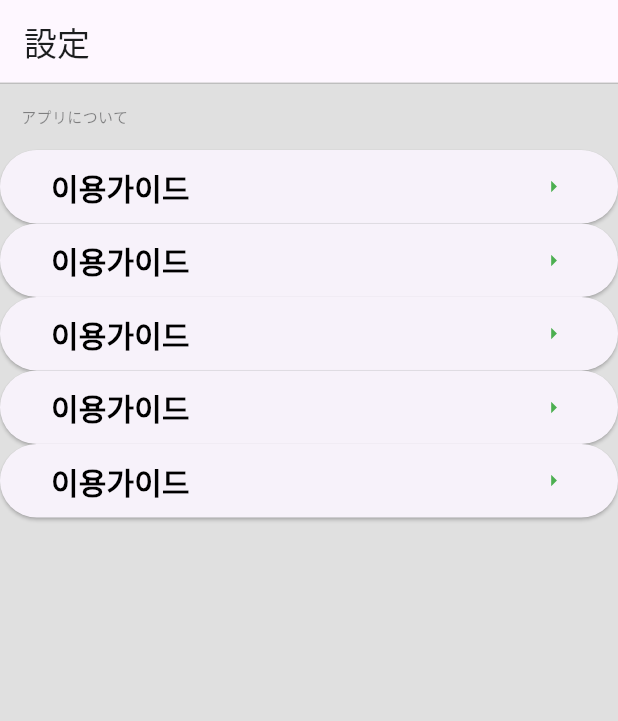
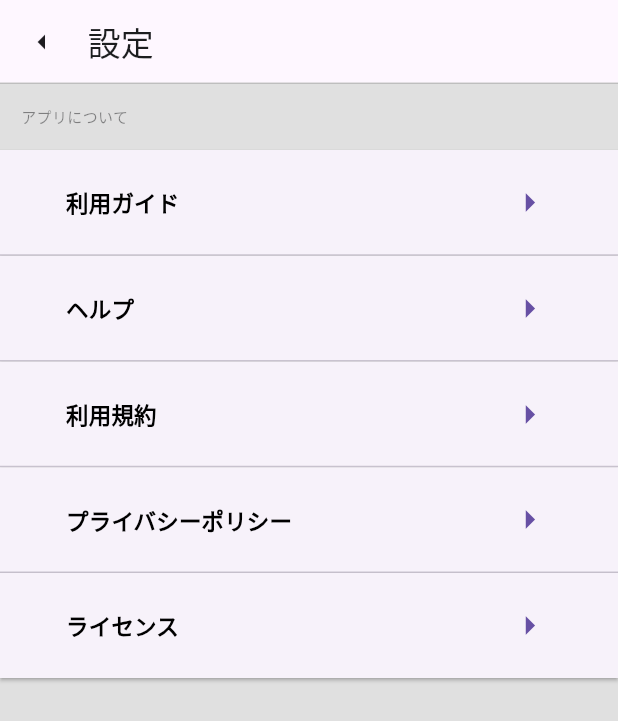
Before and after one commit to cableguy123/cafeproject-mobile-, a Flutter app: the screen it shows after launch, on a phone screen of 412 x 824 dp. Shown: the top 721 px of the screen. Run offline on Flutter 3.47's test engine with Material 3 defaults, Android fonts, the phone set to English and light mode, and no system bars.

Commit message:
setting画面デザイン完了

```diff
--- a/lib/Data/SettingModel.dart
+++ b/lib/Data/SettingModel.dart
@@ -2,8 +2,7 @@ class SettingModel {
   const SettingModel(this.title);
   final String title;
 }
-
-const settingList = [
+var settingList = [
   "利用ガイド",
   "ヘルプ",
   "利用規約",
--- a/lib/screen/settingDetail.dart
+++ b/lib/screen/settingDetail.dart
@@ -9,6 +9,14 @@ class settingDetails extends StatelessWidget {
       debugShowCheckedModeBanner: false,
       home: Scaffold(
         appBar: AppBar(
+          centerTitle: false,
+          titleSpacing: 2.5,
+          leading: IconButton(
+            icon: const Icon(Icons.arrow_left),
+            onPressed: () {
+              Navigator.of(context).pop();
+            },
+          ),
           title: const Text("設定",style: TextStyle(color: Projectcolors.settingTitleColor)),
           shape: Border(
             bottom: BorderSide(
@@ -32,34 +40,42 @@ class settingDetails extends StatelessWidget {
               Expanded(
                 child: Container(
                   width: double.infinity,
-                  child: ListView.builder(
+                  child: ListView.separated(
                     itemCount: settingList.length,
                     itemBuilder: (BuildContext context,int index) {
                       return ElevatedButton(
                         onPressed: () {
 
                         },
-                        child: const Padding(
-                          padding: EdgeInsets.all(10),
+                        style: ElevatedButton.styleFrom(
+                          shape: RoundedRectangleBorder(
+                            borderRadius: BorderRadius.circular(0),
+                          ),
+                        ),
+                        child: Padding(
+                          padding: EdgeInsets.all(20),
                           child: Row(
                             mainAxisAlignment: MainAxisAlignment.spaceBetween,
                             children: <Widget>[
                                 Text(
-                                '이용가이드',
+                                  settingList[index],
                                   style: TextStyle(
-                                  fontSize: 20,
+                                    fontSize: 15,
                                     fontWeight: FontWeight.bold,
                                     color: Colors.black,
                                   ),
                                 ),
                                 Icon(
                                   Icons.arrow_right,
-                                color: Colors.green,
+                                  size: 30,
                                 ),
                             ],
                           ),
                         ),
                       );
+                    },
+                    separatorBuilder: (context,index) {
+                      return Divider(height: 0.5);
                     },
                   ),
                 ),
```
Lines whose indentation alone changed are shown as unchanged.
